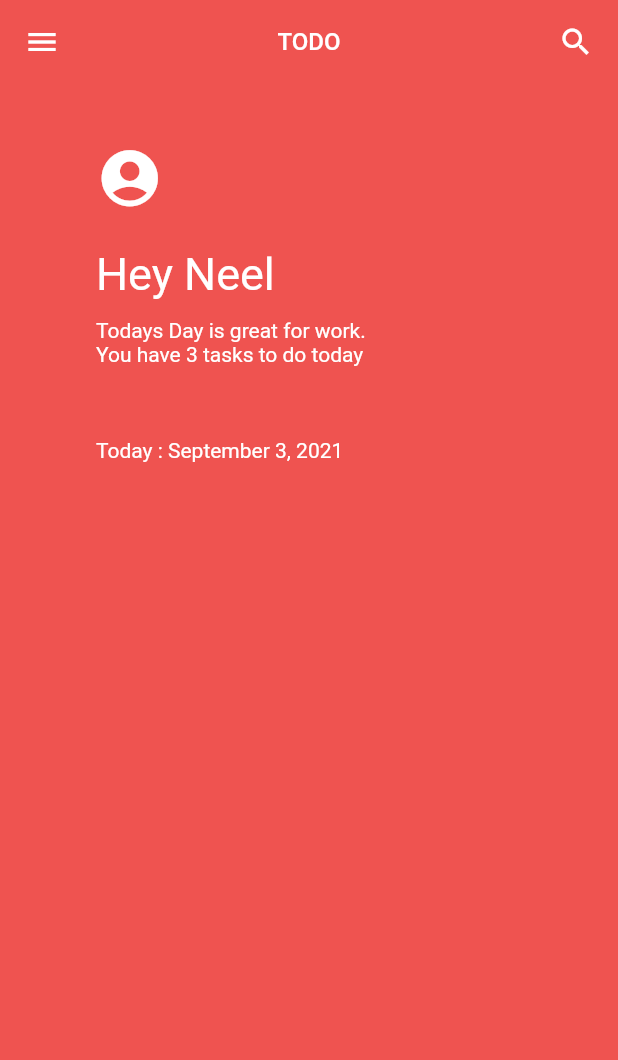
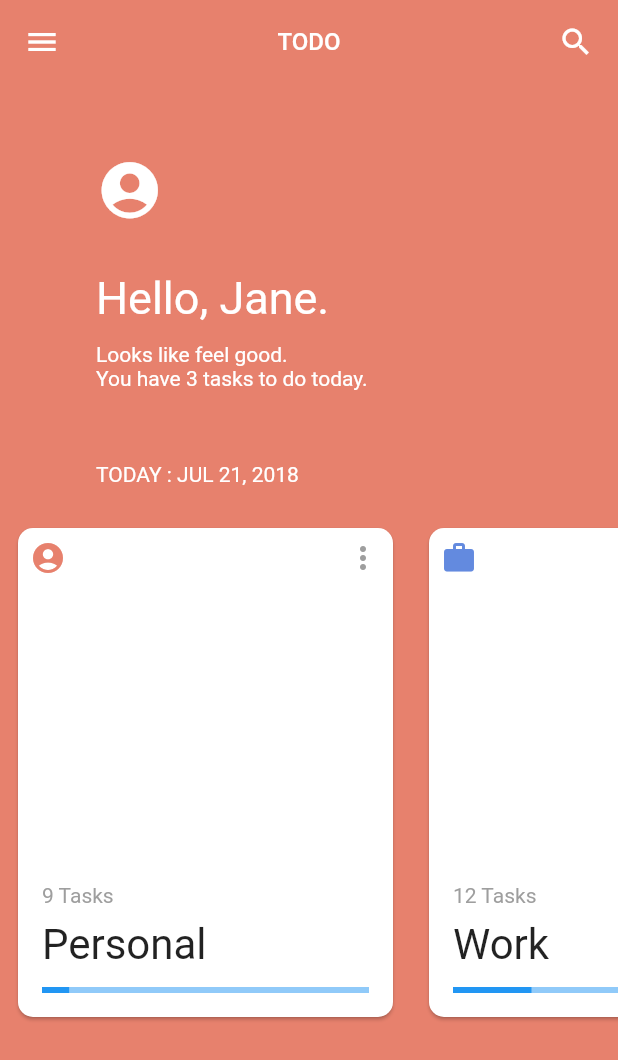
Before and after one commit to NeelPatel097/todo_app, a Flutter app: the screen it shows after launch, on a phone screen of 412 x 824 dp. Shown: the top 1060 px of the screen. Run offline on Flutter 3.47's test engine with Material 2 defaults, Android fonts, the phone set to English and light mode, and no system bars.

Commit message:
Final Commit

```diff
--- /dev/null
+++ b/lib/CardItemModel.dart
@@ -0,0 +1,11 @@
+import 'package:flutter/material.dart';
+
+class CardItemModel {
+  late String cardTitle;
+  late IconData icon;
+  late int tasksRemaining;
+  late double taskCompletion;
+
+  CardItemModel(this.cardTitle, this.icon, this.tasksRemaining, this.taskCompletion);
+
+}
--- a/lib/main.dart
+++ b/lib/main.dart
@@ -1,4 +1,7 @@
+import 'package:flutter/animation.dart';
 import 'package:flutter/material.dart';
+
+import 'CardItemModel.dart';
 
 void main() {
   runApp(const MyApp());
@@ -29,14 +32,18 @@ class MyHomePage extends StatefulWidget {
   State<MyHomePage> createState() => _MyHomePageState();
 }
 
-class _MyHomePageState extends State<MyHomePage> {
+class _MyHomePageState extends State<MyHomePage> with TickerProviderStateMixin {
 
   var appColors = [Color.fromRGBO(231, 129, 109, 1.0), Color.fromRGBO(99, 138, 223, 1.0), Color.fromRGBO(111, 194, 173, 1.0)];
   var cardIndex = 0;
   late ScrollController scrollController;
   var currentColor = Color.fromRGBO(231, 129, 109, 1.0);
 
-  var cardList = [CardItemModel("Personal", Icons.account_circle, 9, 0.083), CardItemModel("Work", Icons.work, 12, 0.24), CardItemModel("Home", Icons.home, 7, 0.32)];
+  var cardsList = [CardItemModel("Personal", Icons.account_circle, 9, 0.083), CardItemModel("Work", Icons.work, 12, 0.24), CardItemModel("Home", Icons.home, 7, 0.32)];
+
+  late AnimationController animationController;
+  late ColorTween colorTween;
+  late CurvedAnimation curvedAnimation;
 
   @override
   void initState(){
@@ -46,13 +53,11 @@ class _MyHomePageState extends State<MyHomePage> {
 
   @override
   Widget build(BuildContext context) {
-
-    return Scaffold(
-      backgroundColor: Colors.red[400],
-      drawer: Drawer(),
-      appBar: AppBar(
-        title: Text("TODO", style: TextStyle(fontSize: 16.0),),
-        backgroundColor: Colors.red[400],
+    return new Scaffold(
+      backgroundColor: currentColor,
+      appBar: new AppBar(
+        title: new Text("TODO", style: TextStyle(fontSize: 16.0),),
+        backgroundColor: currentColor,
         centerTitle: true,
         actions: <Widget>[
           Padding(
@@ -62,7 +67,8 @@ class _MyHomePageState extends State<MyHomePage> {
         ],
         elevation: 0.0,
       ),
-      body: Column(
+      body: new Center(
+        child: Column(
           crossAxisAlignment: CrossAxisAlignment.start,
           children: <Widget>[
             Row(),
@@ -73,15 +79,15 @@ class _MyHomePageState extends State<MyHomePage> {
                   crossAxisAlignment: CrossAxisAlignment.start,
                   children: <Widget>[
                     Padding(
-                    padding: const EdgeInsets.symmetric(vertical: 8.0),
+                      padding: const EdgeInsets.symmetric(vertical: 16.0),
                       child: Icon(Icons.account_circle, size: 45.0, color: Colors.white,),
                     ),
                     Padding(
-                    padding: const EdgeInsets.fromLTRB(0.0, 16.0, 0.0, 12.0),
-                    child: Text("Hey Neel", style: TextStyle(fontSize: 30.0, color: Colors.white),),
+                      padding: const EdgeInsets.fromLTRB(0.0,16.0,0.0,12.0),
+                      child: Text("Hello, Jane.", style: TextStyle(fontSize: 30.0, color: Colors.white, fontWeight: FontWeight.w400),),
                     ),
-                  Text("Todays Day is great for work.", style: TextStyle(color: Colors.white),),
-                  Text("You have 3 tasks to do today", style: TextStyle(color: Colors.white),)
+                    Text("Looks like feel good.", style: TextStyle(color: Colors.white),),
+                    Text("You have 3 tasks to do today.", style: TextStyle(color: Colors.white,),),
                   ],
                 ),
               ),
@@ -91,7 +97,7 @@ class _MyHomePageState extends State<MyHomePage> {
               children: <Widget>[
                 Padding(
                   padding: const EdgeInsets.symmetric(horizontal: 64.0, vertical: 16.0),
-                child: Text("Today : September 3, 2021", style: TextStyle(color: Colors.white),),
+                  child: Text("TODAY : JUL 21, 2018", style: TextStyle(color: Colors.white),),
                 ),
                 Container(
                   height: 350.0,
@@ -99,8 +105,9 @@ class _MyHomePageState extends State<MyHomePage> {
                     physics: NeverScrollableScrollPhysics(),
                     itemCount: 3,
                     controller: scrollController,
+                    scrollDirection: Axis.horizontal,
                     itemBuilder: (context, position) {
-                      return GestureDector(
+                      return GestureDetector(
                         child: Padding(
                           padding: const EdgeInsets.all(8.0),
                           child: Card(
@@ -115,22 +122,80 @@ class _MyHomePageState extends State<MyHomePage> {
                                     child: Row(
                                       mainAxisAlignment: MainAxisAlignment.spaceBetween,
                                       children: <Widget>[
-                                          Icon(cardsList[])
-                                        ],
-                                      ),)
+                                        Icon(cardsList[position].icon, color: appColors[position],),
+                                        Icon(Icons.more_vert, color: Colors.grey,),
                                       ],
                                     ),
                                   ),
+                                  Padding(
+                                    padding: const EdgeInsets.all(8.0),
+                                    child: Column(
+                                      crossAxisAlignment: CrossAxisAlignment.start,
+                                      children: <Widget>[
+                                        Padding(
+                                          padding: const EdgeInsets.symmetric(horizontal: 8.0, vertical: 4.0),
+                                          child: Text("${cardsList[position].tasksRemaining} Tasks", style: TextStyle(color: Colors.grey),),
                                         ),
-                        )
-                      )
-                    }),
-              )
+                                        Padding(
+                                          padding: const EdgeInsets.symmetric(horizontal: 8.0, vertical: 4.0),
+                                          child: Text("${cardsList[position].cardTitle}", style: TextStyle(fontSize: 28.0),),
+                                        ),
+                                        Padding(
+                                          padding: const EdgeInsets.all(8.0),
+                                          child: LinearProgressIndicator(value: cardsList[position].taskCompletion,),
+                                        ),
+                                      ],
+                                    ),
+                                  ),
+                                ],
+                              ),
+                            ),
+                            shape: RoundedRectangleBorder(
+                                borderRadius: BorderRadius.circular(10.0)
+                            ),
+                          ),
+                        ),
+                        onHorizontalDragEnd: (details) {
+
+                          animationController = AnimationController(vsync: this, duration: Duration(milliseconds: 500));
+                          curvedAnimation = CurvedAnimation(parent: animationController, curve: Curves.fastOutSlowIn);
+                          animationController.addListener(() {
+                            setState(() {
+                              currentColor = colorTween.evaluate(curvedAnimation)!;
+                            });
+                          });
+
+                          if(details.velocity.pixelsPerSecond.dx > 0) {
+                            if(cardIndex>0) {
+                              cardIndex--;
+                              colorTween = ColorTween(begin:currentColor,end:appColors[cardIndex]);
+                            }
+                          }else {
+                            if(cardIndex<2) {
+                              cardIndex++;
+                              colorTween = ColorTween(begin: currentColor,
+                                  end: appColors[cardIndex]);
+                            }
+                          }
+                          setState(() {
+                            scrollController.animateTo((cardIndex)*256.0, duration: Duration(milliseconds: 500), curve: Curves.fastOutSlowIn);
+                          });
+
+                          colorTween.animate(curvedAnimation);
+
+                          animationController.forward( );
+
+                        },
+                      );
+                    },
+                  ),
+                ),
               ],
             )
           ],
         ),
-
+      ),
+      drawer: Drawer(),
     );
   }
 }
```
Lines whose indentation alone changed are shown as unchanged.
